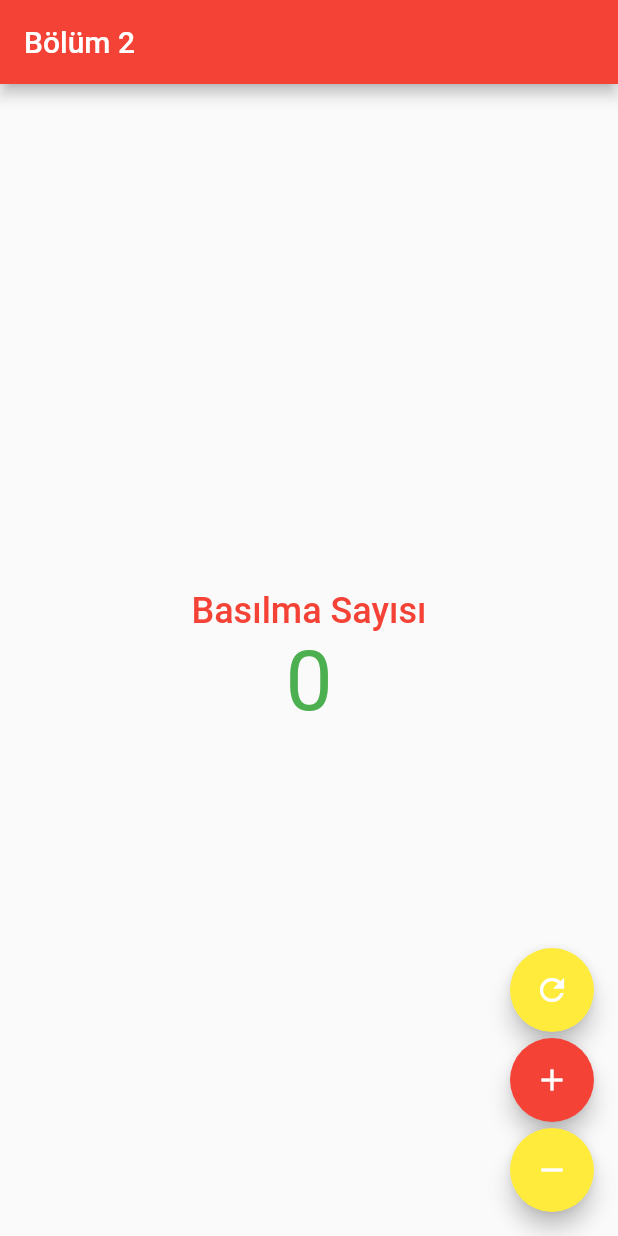
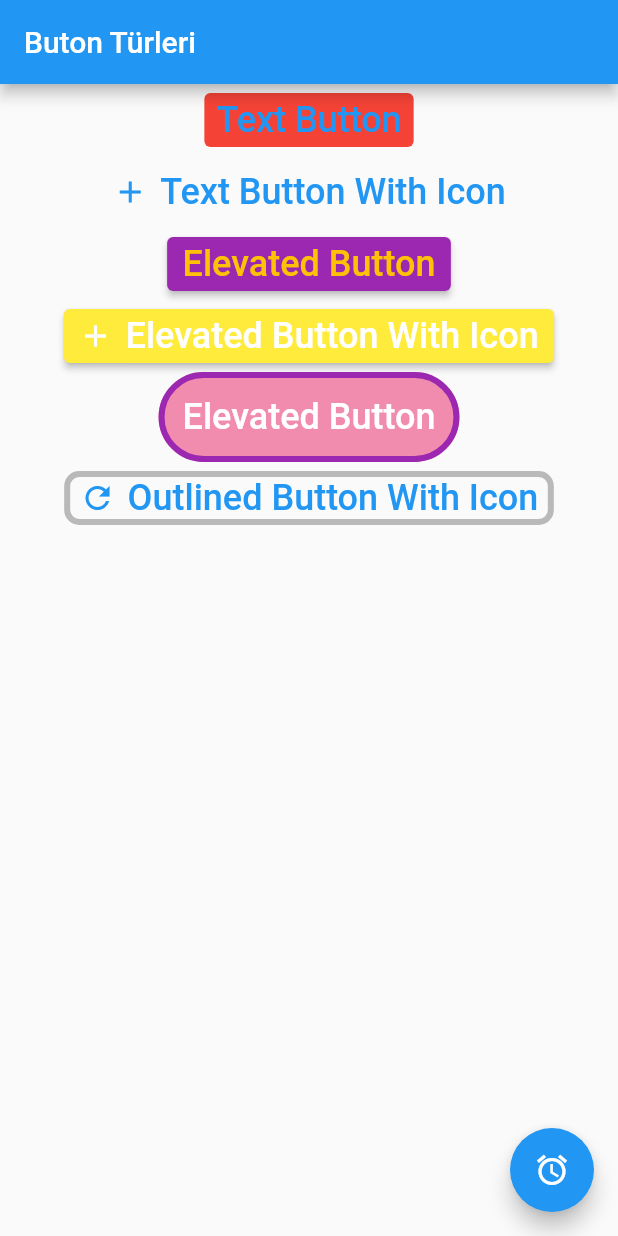
Before and after one commit to brkgncr/Flutter-Test2, a Flutter app: the screen it shows after launch, on a phone screen of 412 x 824 dp. Run offline on Flutter 3.47's test engine with Material 3 defaults, Android fonts, the light colour scheme and no system bars.

Commit message:
button types and editing

```diff
--- /dev/null
+++ b/lib/buton_turleri.dart
@@ -0,0 +1,84 @@
+import 'package:flutter/material.dart';
+
+class ButonTurleri extends StatelessWidget {
+  const ButonTurleri({super.key});
+
+  @override
+  Widget build(BuildContext context) {
+    return Scaffold(
+      appBar: AppBar(title: Text("Buton Türleri")),
+      floatingActionButton: FloatingActionButton(
+        onPressed: () {},
+        child: Icon(Icons.access_alarm),
+      ),
+      body: Center(
+        child: Column(
+          children: [
+            TextButton(
+              onPressed: () {},
+              onLongPress: () {
+                debugPrint("Uzun basıldı");
+              },
+              style: ButtonStyle(
+                backgroundColor: WidgetStateProperty.all(Colors.red),
+              ),
+              child: Text('Text Button'),
+            ),
+            TextButton.icon(
+              onPressed: () {},
+              style: ButtonStyle(
+                backgroundColor: WidgetStateProperty.resolveWith((states) {
+                  if (states.contains(WidgetState.pressed)) {
+                    return Colors.red;
+                  }
+                  if (states.contains(WidgetState.hovered)) {
+                    return Colors.green;
+                  }
+                }),
+              ),
+              icon: Icon(Icons.add),
+              label: Text("Text Button With Icon"),
+            ),
+
+            ElevatedButton(
+              onPressed: () {},
+              style: ElevatedButton.styleFrom(
+                backgroundColor: Colors.purple,
+                foregroundColor: Colors.amber,
+              ),
+              child: Text('Elevated Button'),
+            ),
+            ElevatedButton.icon(
+              onPressed: () {},
+              icon: Icon(Icons.add),
+              label: Text('Elevated Button With Icon'),
+            ),
+
+            OutlinedButton(
+              onPressed: () {},
+              style: OutlinedButton.styleFrom(
+                padding: EdgeInsets.all(16),
+                shape: StadiumBorder(),
+                side: BorderSide(color: Colors.purple, width: 4),
+                backgroundColor: Colors.pink.withOpacity(0.5),
+                foregroundColor: Colors.white,
+              ),
+              child: Text('Elevated Button'),
+            ),
+            OutlinedButton.icon(
+              onPressed: () {},
+              icon: Icon(Icons.refresh),
+              style: OutlinedButton.styleFrom(
+                side: BorderSide(width: 4, color: Colors.black26),
+                shape: RoundedRectangleBorder(
+                  borderRadius: BorderRadius.circular(10),
+                ),
+              ),
+              label: Text('Outlined Button With Icon'),
+            ),
+          ],
+        ),
+      ),
+    );
+  }
+}
--- a/lib/main.dart
+++ b/lib/main.dart
@@ -1,4 +1,5 @@
 import 'package:flutter/material.dart';
+import 'package:flutter_temelleri_bolum2_app/buton_turleri.dart';
 
 void main(List<String> args) {
   debugPrint("Main metodu tetiklendi");
@@ -14,19 +15,16 @@
     return MaterialApp(
       debugShowCheckedModeBanner: false,
       theme: ThemeData(
-        primarySwatch: Colors.red,
+        primarySwatch: Colors.blue,
+        elevatedButtonTheme: ElevatedButtonThemeData(
+          style: ElevatedButton.styleFrom(backgroundColor: Colors.yellow),
+        ),
         textTheme: TextTheme(
-          labelLarge: TextStyle(
-            color: Colors.red,
-            fontSize: 24,
-          )
-        ),
-        floatingActionButtonTheme: FloatingActionButtonThemeData(
-          backgroundColor: Colors.yellow,
+          labelLarge: TextStyle(color: Colors.red, fontSize: 24),
         ),
         useMaterial3: false,
       ),
-      home: HomePage(),
+      home: ButonTurleri(),
     );
   }
 }
@@ -79,7 +77,7 @@
             Text(
               _sayac.toString(),
               style: Theme.of(context).textTheme.displayMedium?.copyWith(
-                color: _sayac < 0 ? Colors.red : Colors.green
+                color: _sayac < 0 ? Colors.red : Colors.green,
               ),
             ),
           ],
```
